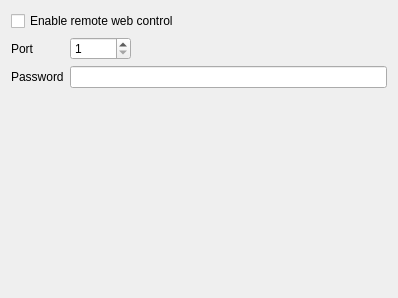
Qt form src/remote/SettingsWebForm.ui (LubosD/fatrat) before a commit.
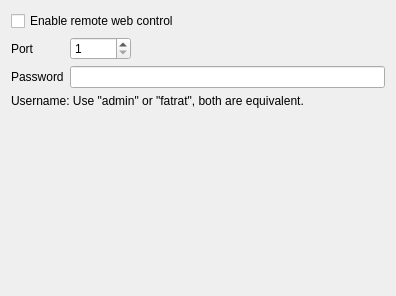
The same form after that commit.

Patch:
```diff
--- a/src/remote/SettingsWebForm.ui
+++ b/src/remote/SettingsWebForm.ui
@@ -6,8 +6,8 @@
    <rect>
     <x>0</x>
     <y>0</y>
-    <width>398</width>
-    <height>298</height>
+    <width>396</width>
+    <height>296</height>
    </rect>
   </property>
   <layout class="QGridLayout" name="gridLayout">
@@ -62,7 +62,7 @@
      </property>
     </widget>
    </item>
-   <item row="3" column="1" colspan="2">
+   <item row="4" column="1" colspan="2">
     <spacer name="verticalSpacer">
      <property name="orientation">
       <enum>Qt::Vertical</enum>
@@ -75,6 +75,13 @@
      </property>
     </spacer>
    </item>
+   <item row="3" column="0" colspan="3">
+    <widget class="QLabel" name="label_3">
+     <property name="text">
+      <string>Username: Use &quot;admin&quot; or &quot;fatrat&quot;, both are equivalent.</string>
+     </property>
+    </widget>
+   </item>
   </layout>
  </widget>
  <resources/>
```
